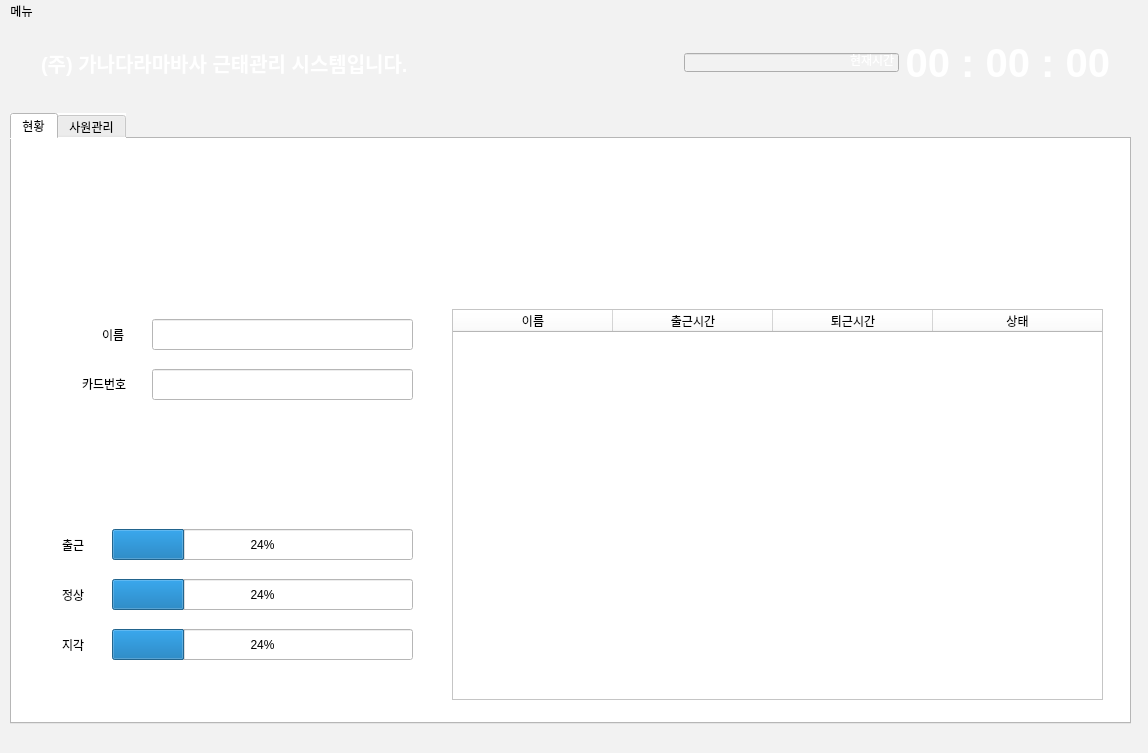
First picture: the form in attendance_manage/mainwindow_dashboard.ui, repository Jeho0216/attendance_manage_project, before the edit.
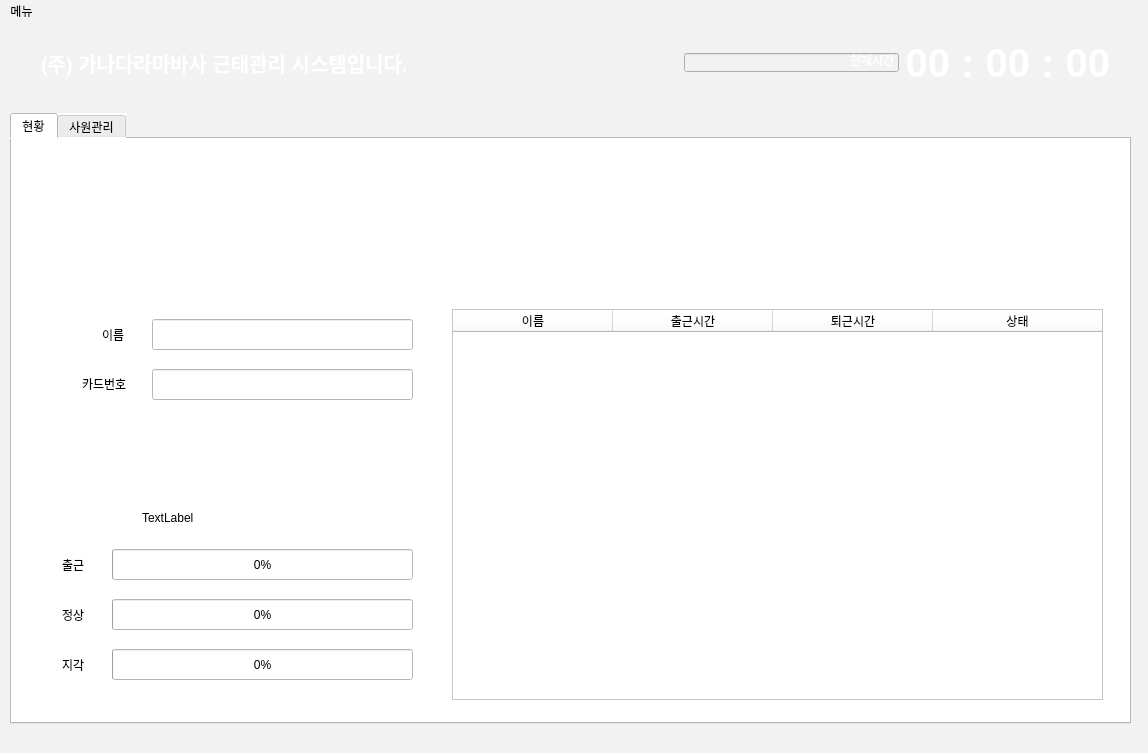
Second picture: the form after the edit. Icons and pictures are not drawn.

Diff of the .ui file:
```diff
--- a/attendance_manage/mainwindow_dashboard.ui
+++ b/attendance_manage/mainwindow_dashboard.ui
@@ -118,7 +118,7 @@
        <property name="geometry">
         <rect>
          <x>60</x>
-         <y>340</y>
+         <y>360</y>
          <width>301</width>
          <height>31</height>
         </rect>
@@ -127,14 +127,14 @@
         <string notr="true"/>
        </property>
        <property name="value">
-        <number>24</number>
+        <number>0</number>
        </property>
       </widget>
       <widget class="QLabel" name="label_13">
        <property name="geometry">
         <rect>
          <x>10</x>
-         <y>340</y>
+         <y>360</y>
          <width>41</width>
          <height>31</height>
         </rect>
@@ -190,7 +190,7 @@
        <property name="geometry">
         <rect>
          <x>10</x>
-         <y>390</y>
+         <y>410</y>
          <width>41</width>
          <height>31</height>
         </rect>
@@ -203,13 +203,13 @@
        <property name="geometry">
         <rect>
          <x>60</x>
-         <y>390</y>
+         <y>410</y>
          <width>301</width>
          <height>31</height>
         </rect>
        </property>
        <property name="value">
-        <number>24</number>
+        <number>0</number>
        </property>
       </widget>
       <widget class="QLabel" name="label_7">
@@ -245,7 +245,7 @@
        <property name="geometry">
         <rect>
          <x>60</x>
-         <y>290</y>
+         <y>310</y>
          <width>301</width>
          <height>31</height>
         </rect>
@@ -254,14 +254,14 @@
         <string notr="true"/>
        </property>
        <property name="value">
-        <number>24</number>
+        <number>0</number>
        </property>
       </widget>
       <widget class="QLabel" name="label_12">
        <property name="geometry">
         <rect>
          <x>10</x>
-         <y>290</y>
+         <y>310</y>
          <width>41</width>
          <height>31</height>
         </rect>
@@ -311,6 +311,32 @@
         <set>Qt::AlignCenter</set>
        </property>
       </widget>
+      <widget class="QLabel" name="label_15">
+       <property name="geometry">
+        <rect>
+         <x>10</x>
+         <y>277</y>
+         <width>67</width>
+         <height>17</height>
+        </rect>
+       </property>
+       <property name="text">
+        <string/>
+       </property>
+      </widget>
+      <widget class="QLabel" name="label_16">
+       <property name="geometry">
+        <rect>
+         <x>90</x>
+         <y>270</y>
+         <width>67</width>
+         <height>17</height>
+        </rect>
+       </property>
+       <property name="text">
+        <string>TextLabel</string>
+       </property>
+      </widget>
      </widget>
      <widget class="QWidget" name="widget_2" native="true">
       <property name="geometry">
```
